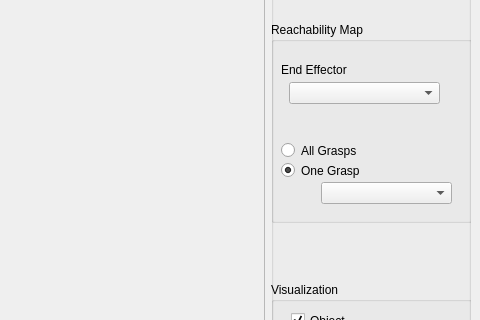
This is VirtualRobot/examples/ReachabilityMap/ReachabilityMap.ui in softbankrobotics-research/Simox as Qt 5 draws it before an edit; both pictures show x 388 to 868 and y 187 to 507 of the 868 by 707 pixel window. The edited form follows.
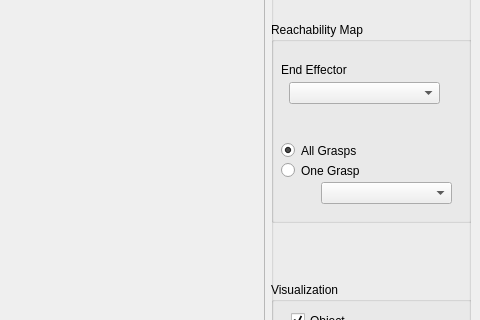
This is the edited form.

The edit to the form file:
```diff
--- a/VirtualRobot/examples/ReachabilityMap/ReachabilityMap.ui
+++ b/VirtualRobot/examples/ReachabilityMap/ReachabilityMap.ui
@@ -150,6 +150,9 @@
         <property name="text">
          <string>All Grasps</string>
         </property>
+        <property name="checked">
+         <bool>true</bool>
+        </property>
        </widget>
        <widget class="QRadioButton" name="radioButtonOneGrasp">
         <property name="geometry">
@@ -164,7 +167,7 @@
          <string>One Grasp</string>
         </property>
         <property name="checked">
-         <bool>true</bool>
+         <bool>false</bool>
         </property>
        </widget>
        <widget class="QComboBox" name="comboBoxGrasp">
```
Left out of the diff: 2 changed lines with no effect on the pictures.
